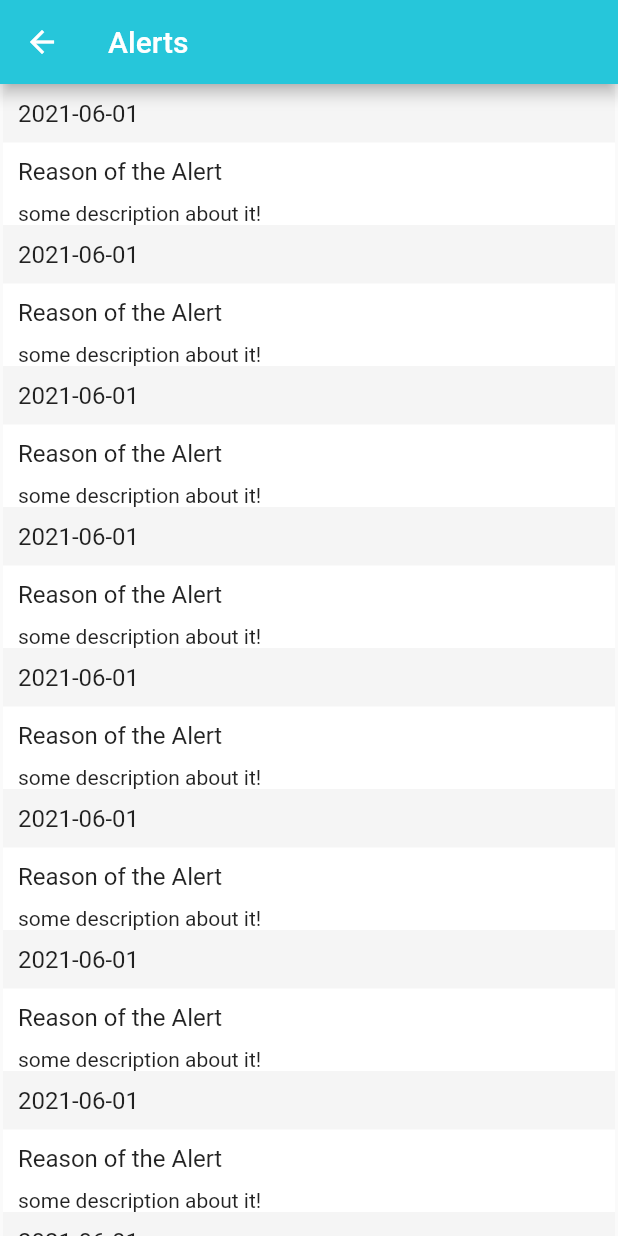
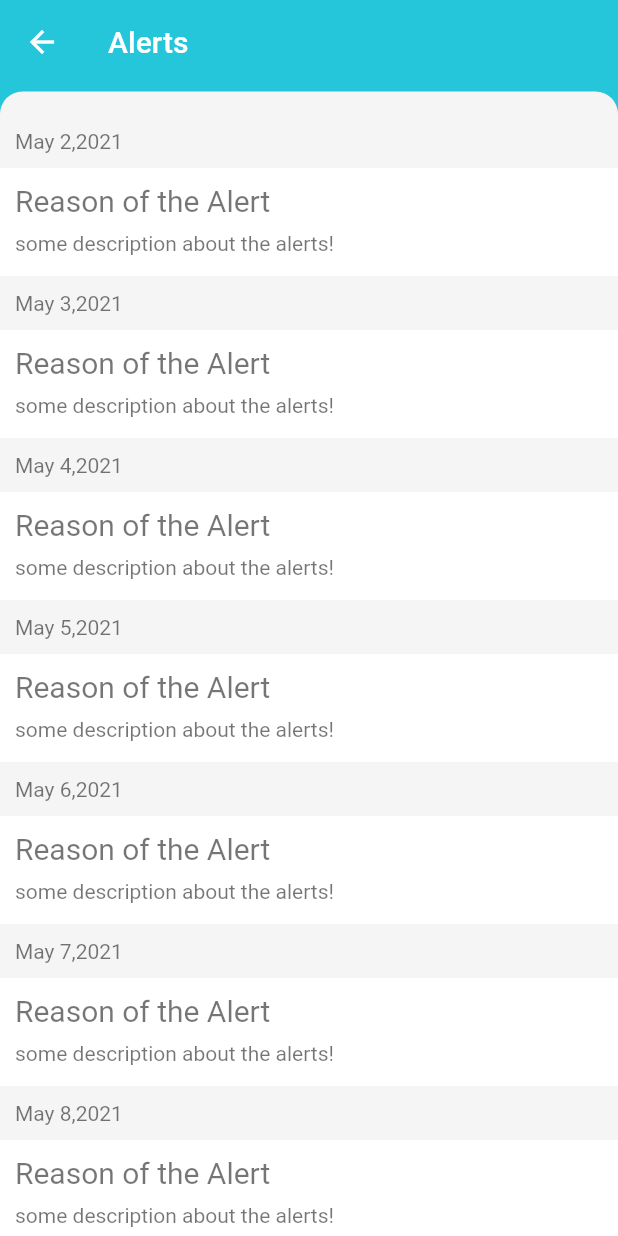
Before and after one commit to hassanalkhabaz/school, a Flutter app: the Alerts screen opened by its route, on a phone screen of 412 x 824 dp. Run offline on Flutter 3.47's test engine with Material 2 defaults, Android fonts, the phone set to English and light mode, and no system bars; our stand-ins replace carousel_pro, flutter_form_builder.

Commit message:
Alerts cleaned

```diff
--- a/lib/ui/pages/alerts.dart
+++ b/lib/ui/pages/alerts.dart
@@ -7,36 +7,34 @@ class Alerts extends StatefulWidget {
 }
 
 class _AlertsState extends State<Alerts> {
+  double horizontalPadding = 10;
+  TextStyle textStyle;
   @override
   Widget build(BuildContext context) {
+    textStyle = TextStyle(
+      fontSize: 20,
+      color: Colors.black54,
+    );
+
     return Scaffold(
       appBar: AppBar(
+        elevation: 0,
         title: Text('Alerts'),
         backgroundColor: Colors.cyan[400],
+        bottom: buildBottomShape(),
       ),
       body: Container(
-        padding: EdgeInsets.symmetric(horizontal: 2),
         child: ListView.builder(
-          itemCount: 10,
+          itemCount: alertData.length,
           itemBuilder: (context, index) {
             return CardView(
-              cardHeader: Text('2021-06-01', style: TextStyle(fontSize: 16)),
-              cardBody: Column(
-                crossAxisAlignment: CrossAxisAlignment.start,
-                mainAxisAlignment: MainAxisAlignment.spaceBetween,
-                children: [
-                  Padding(
-                    padding:
-                        EdgeInsets.symmetric(horizontal: 10).copyWith(top: 10),
-                    child: Text('Reason of the Alert',
-                        style: TextStyle(fontSize: 16)),
-                  ),
-                  Padding(
-                    padding:
-                        EdgeInsets.symmetric(horizontal: 10).copyWith(top: 10),
-                    child: Text('some description about it!'),
-                  ),
-                ],
+              cardHeader: Text(alertData[index]['date'],
+                  style: TextStyle(
+                    fontSize: 14,
+                    color: Colors.black54,
+                  )),
+              cardBody: buildCardBody(
+                alertData[index]['description'],
               ),
             );
           },
@@ -44,4 +42,53 @@ class _AlertsState extends State<Alerts> {
       ),
     );
   }
+
+  PreferredSize buildBottomShape() {
+    return PreferredSize(
+      preferredSize: Size(0, 20),
+      child: Container(
+        height: 15,
+        width: double.infinity,
+        decoration: BoxDecoration(
+          color: Colors.grey[100],
+          borderRadius: BorderRadius.only(
+            topLeft: Radius.circular(80),
+            topRight: Radius.circular(80),
+          ),
+        ),
+      ),
+    );
+  }
+
+  Widget buildCardBody(String description) {
+    return Column(
+      crossAxisAlignment: CrossAxisAlignment.start,
+      children: [
+        ListTile(
+          contentPadding: EdgeInsets.symmetric(
+            horizontal: 10,
+          ),
+          title: Text(
+            'Reason of the Alert',
+            style: textStyle,
+          ),
+          subtitle: Text(
+            description,
+            style: TextStyle(height: 2),
+          ),
+        ),
+      ],
+    );
+  }
+
+  //TODO: temp data for testing
+  List alertData = [
+    {'date': 'May 2,2021', 'description': 'some description about the alerts!'},
+    {'date': 'May 3,2021', 'description': 'some description about the alerts!'},
+    {'date': 'May 4,2021', 'description': 'some description about the alerts!'},
+    {'date': 'May 5,2021', 'description': 'some description about the alerts!'},
+    {'date': 'May 6,2021', 'description': 'some description about the alerts!'},
+    {'date': 'May 7,2021', 'description': 'some description about the alerts!'},
+    {'date': 'May 8,2021', 'description': 'some description about the alerts!'},
+  ];
 }
```
